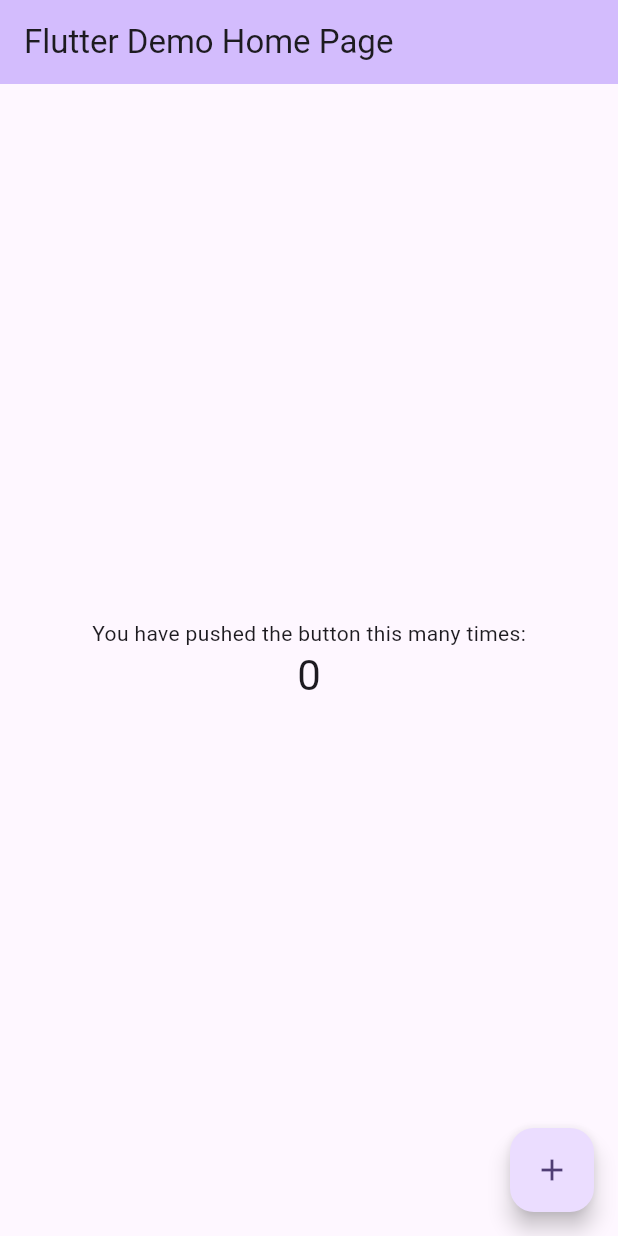
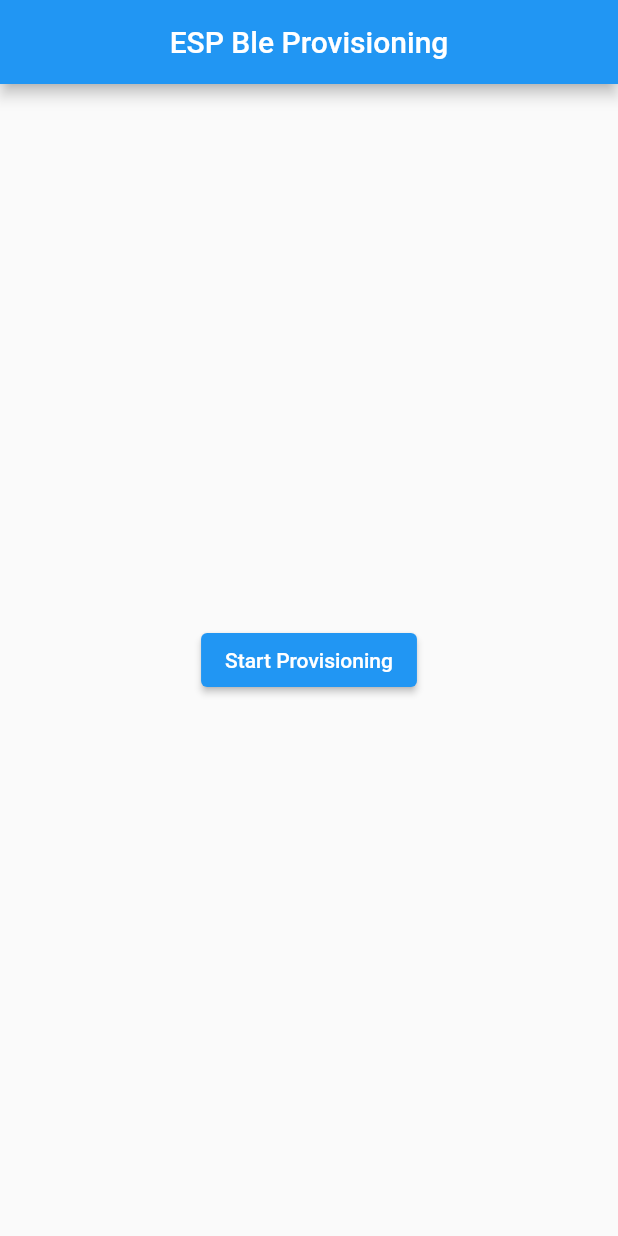
Before and after one commit to ogabrielinacio/esp_provisioning_ble, a Flutter app: the screen it shows after launch, on a phone screen of 412 x 824 dp. Run offline on Flutter 3.47's test engine with Material 2 defaults, Android fonts, the phone set to English and light mode, and no system bars; our stand-ins replace bloc, flutter_bloc; missing offline and left inert: cryptography, flutter_ble_lib_ios_15, protobuf.

Commit message:
starting example

```diff
--- a/example/lib/main.dart
+++ b/example/lib/main.dart
@@ -1,69 +1,6 @@
+import 'package:example/src/components/app_widget.dart';
 import 'package:flutter/material.dart';
 
 void main() {
-  runApp(const MyApp());
+  runApp(const AppWidget());
 }
-
-class MyApp extends StatelessWidget {
-  const MyApp({super.key});
-
-  @override
-  Widget build(BuildContext context) {
-    return MaterialApp(
-      title: 'Flutter Demo',
-      theme: ThemeData(
-        colorScheme: ColorScheme.fromSeed(seedColor: Colors.deepPurple),
-        useMaterial3: true,
-      ),
-      home: const MyHomePage(title: 'Flutter Demo Home Page'),
-    );
-  }
-}
-
-class MyHomePage extends StatefulWidget {
-  const MyHomePage({super.key, required this.title});
-
-  final String title;
-
-  @override
-  State<MyHomePage> createState() => _MyHomePageState();
-}
-
-class _MyHomePageState extends State<MyHomePage> {
-  int _counter = 0;
-
-  void _incrementCounter() {
-    setState(() {
-      _counter++;
-    });
-  }
-
-  @override
-  Widget build(BuildContext context) {
-    return Scaffold(
-      appBar: AppBar(
-        backgroundColor: Theme.of(context).colorScheme.inversePrimary,
-        title: Text(widget.title),
-      ),
-      body: Center(
-        child: Column(
-          mainAxisAlignment: MainAxisAlignment.center,
-          children: <Widget>[
-            const Text(
-              'You have pushed the button this many times:',
-            ),
-            Text(
-              '$_counter',
-              style: Theme.of(context).textTheme.headlineMedium,
-            ),
-          ],
-        ),
-      ),
-      floatingActionButton: FloatingActionButton(
-        onPressed: _incrementCounter,
-        tooltip: 'Increment',
-        child: const Icon(Icons.add),
-      ),
-    );
-  }
-}
--- /dev/null
+++ b/example/lib/src/components/app_widget.dart
@@ -0,0 +1,27 @@
+import 'package:flutter/material.dart';
+
+import 'package:example/src/components/home_screen.dart';
+import 'package:example/src/features/ble_screen/bloc/ble_bloc.dart';
+import 'package:example/src/features/ble_wifi_screen/bloc/ble_wifi_bloc.dart';
+
+import 'package:flutter_bloc/flutter_bloc.dart';
+
+class AppWidget extends StatelessWidget {
+  const AppWidget({super.key});
+
+  @override
+  Widget build(BuildContext context) {
+    return MultiBlocProvider(
+        providers: [
+          BlocProvider(create: (BuildContext context) => BleBloc()),
+          BlocProvider(create: (BuildContext context) => BleWifiBloc()),
+        ],
+        child: MaterialApp(
+          debugShowCheckedModeBanner: false,
+          initialRoute: '/',
+          routes: {
+            '/': (_) => const HomeScreen(),
+          },
+        ),);
+  }
+}
--- /dev/null
+++ b/example/lib/src/components/home_screen.dart
@@ -0,0 +1,23 @@
+import 'package:flutter/material.dart';
+
+class HomeScreen extends StatelessWidget {
+  const HomeScreen({super.key});
+
+  @override
+  Widget build(BuildContext context) {
+    return Scaffold(
+      appBar: AppBar(
+        centerTitle: true,
+        title: const Text("ESP Ble Provisioning"),
+      ),
+      body: Center(
+        child: ElevatedButton(
+          onPressed: () {},
+          child: const Text(
+            "Start Provisioning",
+          ),
+        ),
+      ),
+    );
+  }
+}
--- /dev/null
+++ b/example/lib/src/features/ble_screen/bloc/ble_bloc.dart
@@ -0,0 +1,13 @@
+import 'package:bloc/bloc.dart';
+import 'package:meta/meta.dart';
+
+part 'ble_event.dart';
+part 'ble_state.dart';
+
+class BleBloc extends Bloc<BleEvent, BleState> {
+  BleBloc() : super(BleInitial()) {
+    on<BleEvent>((event, emit) {
+      // TODO: implement event handler
+    });
+  }
+}
--- /dev/null
+++ b/example/lib/src/features/ble_screen/bloc/ble_event.dart
@@ -0,0 +1,4 @@
+part of 'ble_bloc.dart';
+
+@immutable
+abstract class BleEvent {}
--- /dev/null
+++ b/example/lib/src/features/ble_screen/bloc/ble_state.dart
@@ -0,0 +1,6 @@
+part of 'ble_bloc.dart';
+
+@immutable
+abstract class BleState {}
+
+class BleInitial extends BleState {}
--- /dev/null
+++ b/example/lib/src/features/ble_wifi_screen/bloc/ble_wifi_bloc.dart
@@ -0,0 +1,13 @@
+import 'package:bloc/bloc.dart';
+import 'package:meta/meta.dart';
+
+part 'ble_wifi_event.dart';
+part 'ble_wifi_state.dart';
+
+class BleWifiBloc extends Bloc<BleWifiEvent, BleWifiState> {
+  BleWifiBloc() : super(BleWifiInitial()) {
+    on<BleWifiEvent>((event, emit) {
+      // TODO: implement event handler
+    });
+  }
+}
--- /dev/null
+++ b/example/lib/src/features/ble_wifi_screen/bloc/ble_wifi_event.dart
@@ -0,0 +1,4 @@
+part of 'ble_wifi_bloc.dart';
+
+@immutable
+abstract class BleWifiEvent {}
--- /dev/null
+++ b/example/lib/src/features/ble_wifi_screen/bloc/ble_wifi_state.dart
@@ -0,0 +1,6 @@
+part of 'ble_wifi_bloc.dart';
+
+@immutable
+abstract class BleWifiState {}
+
+class BleWifiInitial extends BleWifiState {}
```
Also changed, not shown: example/pubspec.yaml (+13 -1 lines), example/pubspec.lock, 1 other file.
